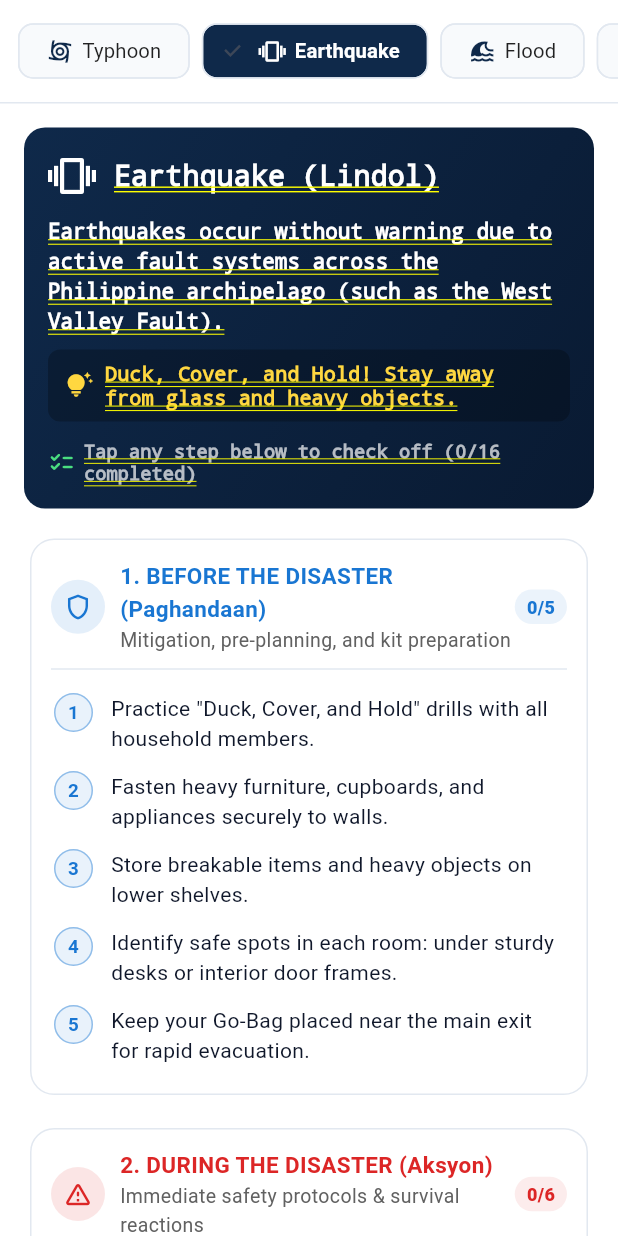
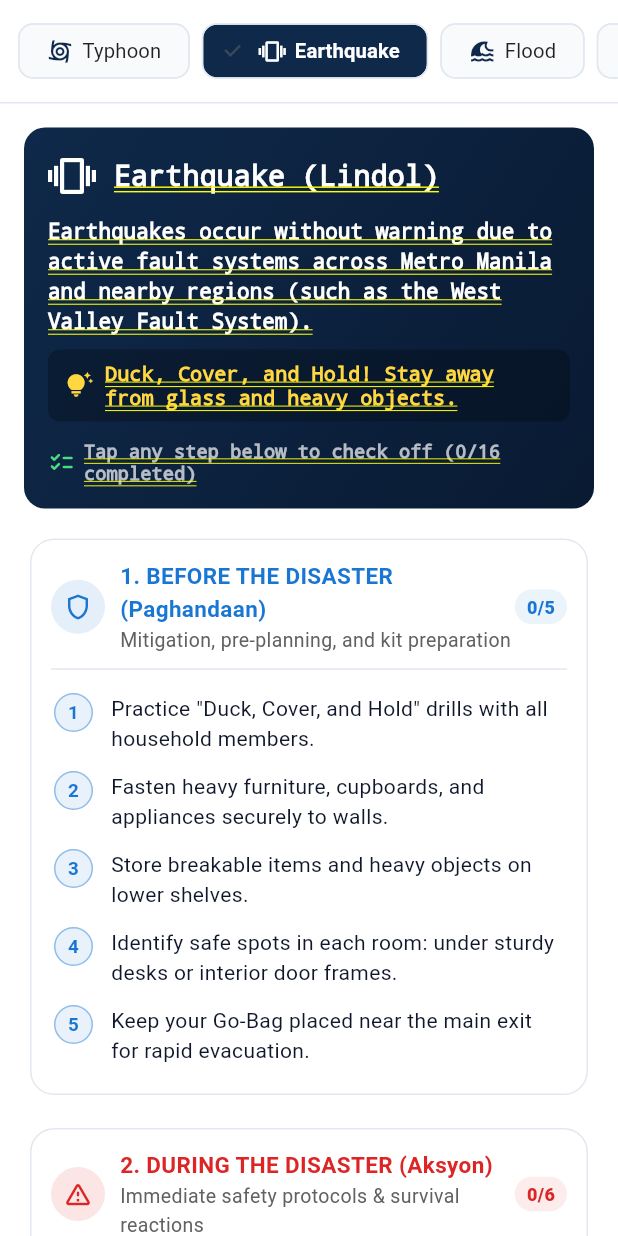
Before and after one commit to stevenalto123/yang, a Flutter app: the DisasterGuideScreen screen opened directly, after a tap on "Earthquake", on a phone screen of 412 x 824 dp. Run offline on Flutter 3.47's test engine with Material 3 defaults, Android fonts, the phone set to English and light mode, and no system bars; our stand-ins replace flutter_map, latlong2, shared_preferences, web; missing offline and left inert: dart:js_interop; accounts and stored records are empty; network calls fail.

Commit message:
Scope system strictly to Metro Manila and remove all EAC references

```diff
--- a/lib/data/disaster_data.dart
+++ b/lib/data/disaster_data.dart
@@ -40,7 +40,7 @@ List<DisasterGuide> getDefaultDisasterGuides() {
     const DisasterGuide(
       type: DisasterType.earthquake,
       overview:
-          'Earthquakes occur without warning due to active fault systems across the Philippine archipelago (such as the West Valley Fault).',
+          'Earthquakes occur without warning due to active fault systems across Metro Manila and nearby regions (such as the West Valley Fault System).',
       beforeSteps: [
         'Practice "Duck, Cover, and Hold" drills with all household members.',
         'Fasten heavy furniture, cupboards, and appliances securely to walls.',
@@ -74,7 +74,7 @@ List<DisasterGuide> getDefaultDisasterGuides() {
     const DisasterGuide(
       type: DisasterType.flood,
       overview:
-          'Monsoon rains (Habagat), tropical cyclones, and high tides cause severe flooding across low-lying Philippine communities.',
+          'Monsoon rains (Habagat), tropical cyclones, and river overflow cause severe flooding across low-lying Metro Manila communities.',
       beforeSteps: [
         'Elevate furniture, appliances, and valuables to upper floors.',
         'Seal important documents in waterproof zip bags.',
@@ -167,7 +167,7 @@ List<DisasterGuide> getDefaultDisasterGuides() {
     const DisasterGuide(
       type: DisasterType.volcanicEruption,
       overview:
-          'Volcanoes (Taal, Mayon, Pinatubo, Kanlaon) can produce dangerous ashfall, pyroclastic flows, and toxic volcanic gases.',
+          'Nearby volcanic eruptions (such as Taal or Pinatubo) can produce dangerous ashfall and hazardous air quality across Metro Manila.',
       beforeSteps: [
         'Know the danger zones and alert levels set by PHIVOLCS.',
         'Stockpile N95 / KN95 masks for all household members.',
--- a/lib/screens/admin_dashboard_screen.dart
+++ b/lib/screens/admin_dashboard_screen.dart
@@ -23,7 +23,7 @@ class _CityPreset {
 }
 
 const List<_CityPreset> _metroManilaPresets = [
-  _CityPreset('Manila (Paco / Ermita)', 'Manila', LatLng(14.5822, 120.9882)),
+  _CityPreset('Manila', 'Manila', LatLng(14.5822, 120.9882)),
   _CityPreset('Quezon City', 'Quezon City', LatLng(14.6301, 121.0267)),
   _CityPreset('Makati', 'Makati', LatLng(14.5547, 121.0244)),
   _CityPreset('Pasig', 'Pasig', LatLng(14.5764, 121.0851)),
@@ -2597,7 +2597,7 @@ class _AdminDashboardScreenState extends State<AdminDashboardScreen>
                       decoration: const InputDecoration(
                         labelText: 'Headline / Title *',
                         hintText:
-                            'e.g. Paco Flood Watch — Rizal Memorial Shelter OPEN',
+                            'e.g. Metro Manila Flood Watch — Evacuation Shelters OPEN',
                       ),
                     ),
                     const SizedBox(height: 10),
@@ -2614,8 +2614,8 @@ class _AdminDashboardScreenState extends State<AdminDashboardScreen>
                     TextField(
                       controller: _advisoryAreaCtrl,
                       decoration: const InputDecoration(
-                        labelText: 'Affected Area',
-                        hintText: 'Metro Manila, Manila / Paco, Quezon City',
+                        labelText: 'Affected Area (Metro Manila)',
+                        hintText: 'Metro Manila, Manila, Quezon City, Makati, Pasig',
                       ),
                     ),
                     const SizedBox(height: 8),
@@ -2624,9 +2624,10 @@ class _AdminDashboardScreenState extends State<AdminDashboardScreen>
                       runSpacing: 6,
                       children: [
                         'Metro Manila',
-                        'Manila / Paco',
+                        'Manila',
+                        'Quezon City',
                         'Makati',
-                        'Quezon City',
+                        'Pasig',
                         'Marikina',
                       ].map((preset) {
                         return ActionChip(
--- a/lib/screens/emergency_monitoring_screen.dart
+++ b/lib/screens/emergency_monitoring_screen.dart
@@ -430,11 +430,11 @@ class EmergencyMonitoringScreen extends StatelessWidget {
               ),
               const SizedBox(height: 18),
 
-              // 4. Recent Philippine Earthquakes
+              // 4. Recent Metro Manila & Regional Earthquakes
               Text(
                 isFil
-                    ? 'Mga Kamakailang Lindol sa Pilipinas'
-                    : 'Recent Philippine Earthquakes',
+                    ? 'Mga Kamakailang Lindol (Metro Manila at Karatig-Lugar)'
+                    : 'Recent Earthquakes (Metro Manila & Region)',
                 style: TextStyle(
                   fontSize: 16,
                   fontWeight: FontWeight.w800,
--- a/lib/screens/evacuation_map_screen.dart
+++ b/lib/screens/evacuation_map_screen.dart
@@ -120,7 +120,7 @@ class _EvacuationMapScreenState extends State<EvacuationMapScreen> {
                                   ? (isFil
                                       ? 'Aktibo ang GPS (±${(emergency.gpsAccuracyMeters ?? 25).toStringAsFixed(0)}m)'
                                       : 'Live GPS Active (±${(emergency.gpsAccuracyMeters ?? 25).toStringAsFixed(0)}m)')
-                                  : 'Metro Manila • Paco, Manila',
+                                  : 'Metro Manila (National Capital Region)',
                               style: TextStyle(
                                 fontSize: 14,
                                 fontWeight: FontWeight.w700,
```
Also changed, not shown: 3 other files.
